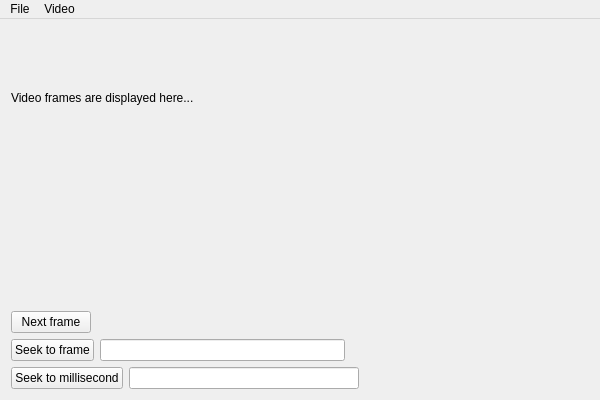
This is qtffmpegwrapper_src-20130507/example/simpleencdec/mainwindow.ui in lezhumain/viddencod as Qt 5 draws it before an edit. The edited form follows.
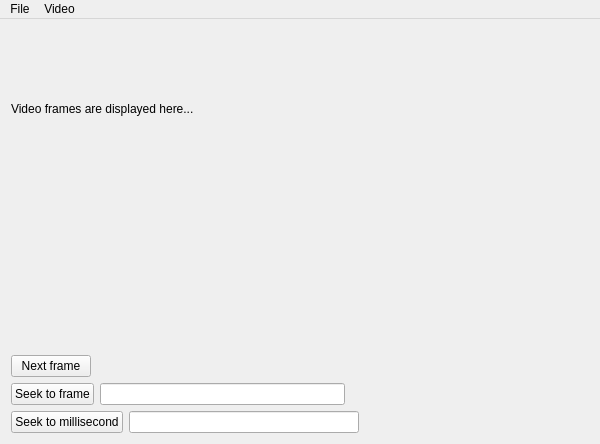
This is the edited form. Icons and pictures are not drawn.

The edit to the form file:
```diff
--- a/qtffmpegwrapper_src-20130507/example/simpleencdec/mainwindow.ui
+++ b/qtffmpegwrapper_src-20130507/example/simpleencdec/mainwindow.ui
@@ -7,7 +7,7 @@
     <x>0</x>
     <y>0</y>
     <width>600</width>
-    <height>400</height>
+    <height>444</height>
    </rect>
   </property>
   <property name="windowTitle">
```
Left out of the diff: 6 changed lines with no effect on the pictures.
